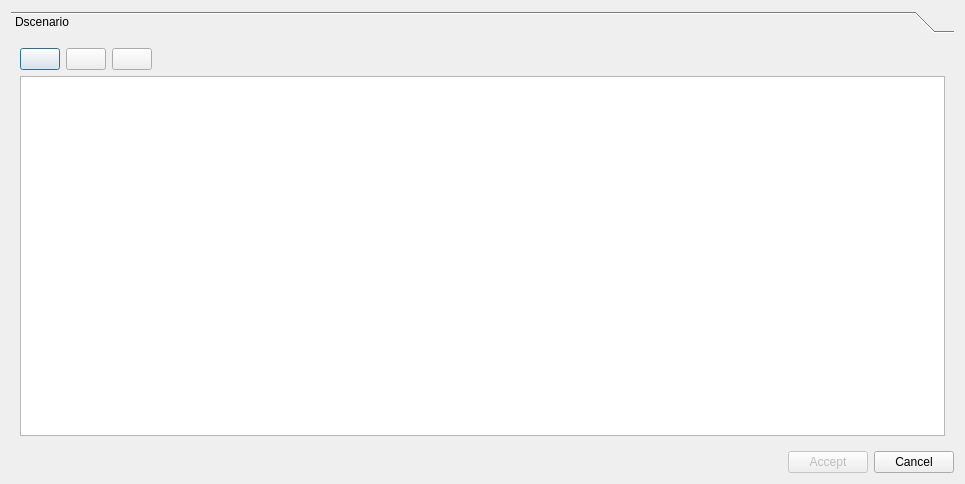
The window that core/ui/toolbars/basic/info_epa_demand.ui (Giswater/giswater_qgis_plugin) describes before a commit, drawn with Qt 5.
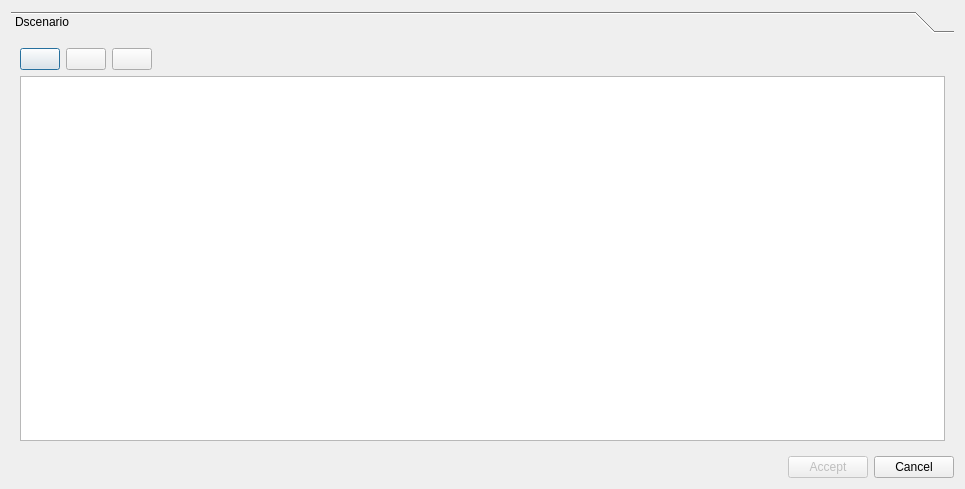
The same window after the commit.

Commit message: feat(toolbars_basic.ui): Set dialog minimum size

The edit to the form file:
```diff
--- a/core/ui/toolbars/basic/info_epa_demand.ui
+++ b/core/ui/toolbars/basic/info_epa_demand.ui
@@ -7,9 +7,15 @@
     <x>0</x>
     <y>0</y>
     <width>965</width>
-    <height>484</height>
+    <height>489</height>
    </rect>
   </property>
+  <property name="minimumSize">
+   <size>
+    <width>182</width>
+    <height>203</height>
+   </size>
+  </property>
   <property name="windowTitle">
    <string>Demand</string>
   </property>
@@ -24,8 +30,8 @@
        <rect>
         <x>0</x>
         <y>0</y>
-        <width>943</width>
-        <height>394</height>
+        <width>947</width>
+        <height>413</height>
        </rect>
       </property>
       <attribute name="label">
```
The commit also changes 6 other files.
